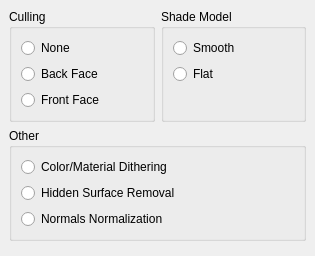
This is src/cpp/plantgl/gui/base/interface/gloptions.ui in openalea/plantgl as Qt 5 draws it before an edit. The edited form follows.
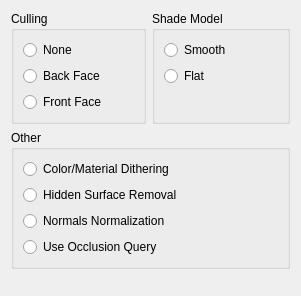
This is the edited form.

Commit message: improve viewer inter thread communication to account for python state saving. Add Circle constructor. Add possibility to use occlusion query hardware test to compute surface. However it counts fragments instead of final pixels. Works only on non auto-intersecting surfaces

```diff
--- a/src/cpp/plantgl/gui/base/interface/gloptions.ui
+++ b/src/cpp/plantgl/gui/base/interface/gloptions.ui
@@ -8,32 +8,20 @@
    <rect>
     <x>0</x>
     <y>0</y>
-    <width>315</width>
-    <height>256</height>
+    <width>301</width>
+    <height>296</height>
    </rect>
   </property>
   <property name="windowTitle" >
    <string>Form</string>
   </property>
   <layout class="QGridLayout" >
-   <property name="margin" >
-    <number>9</number>
-   </property>
-   <property name="spacing" >
-    <number>6</number>
-   </property>
    <item row="0" column="0" >
     <widget class="QGroupBox" name="CullFaceGroup" >
      <property name="title" >
       <string>Culling</string>
      </property>
      <layout class="QVBoxLayout" >
-      <property name="margin" >
-       <number>9</number>
-      </property>
-      <property name="spacing" >
-       <number>6</number>
-      </property>
       <item>
        <widget class="QRadioButton" name="NoCullingButton" >
         <property name="text" >
@@ -55,6 +43,19 @@
         </property>
        </widget>
       </item>
+      <item>
+       <spacer>
+        <property name="orientation" >
+         <enum>Qt::Vertical</enum>
+        </property>
+        <property name="sizeHint" >
+         <size>
+          <width>21</width>
+          <height>2</height>
+         </size>
+        </property>
+       </spacer>
+      </item>
      </layout>
     </widget>
    </item>
@@ -92,7 +93,7 @@
         <property name="sizeHint" >
          <size>
           <width>20</width>
-          <height>40</height>
+          <height>2</height>
          </size>
         </property>
        </spacer>
@@ -112,12 +113,6 @@
       <bool>false</bool>
      </property>
      <layout class="QVBoxLayout" >
-      <property name="margin" >
-       <number>9</number>
-      </property>
-      <property name="spacing" >
-       <number>6</number>
-      </property>
       <item>
        <widget class="QRadioButton" name="DitheringButton" >
         <property name="text" >
@@ -148,6 +143,16 @@
         </property>
        </widget>
       </item>
+      <item>
+       <widget class="QRadioButton" name="OcclusionQueryButton" >
+        <property name="text" >
+         <string>Use Occlusion Query</string>
+        </property>
+        <property name="autoExclusive" >
+         <bool>false</bool>
+        </property>
+       </widget>
+      </item>
      </layout>
     </widget>
    </item>
@@ -158,8 +163,8 @@
      </property>
      <property name="sizeHint" >
       <size>
-       <width>20</width>
-       <height>21</height>
+       <width>138</width>
+       <height>20</height>
       </size>
      </property>
     </spacer>
```
Left out of the diff: 19 changed lines with no effect on the pictures. The commit also changes 15 other files.
